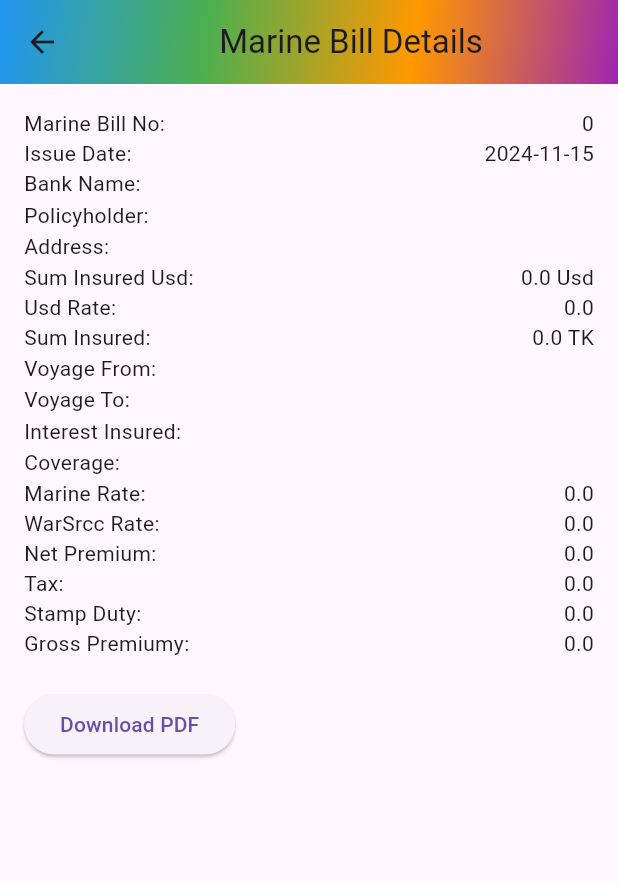
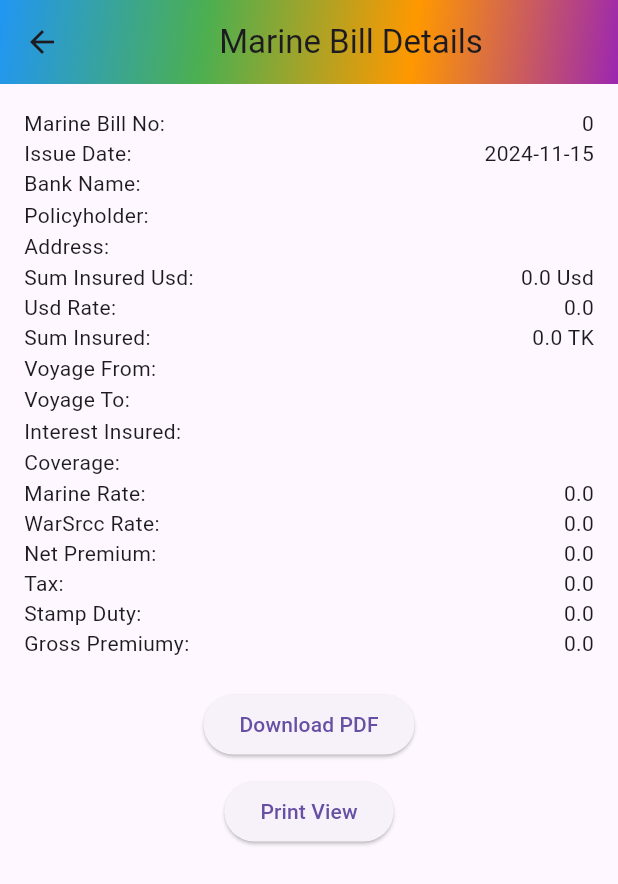
Before and after one commit to mdkutub1787/General-Insurance-Management-System-Spring-Boot-With-Flutter, a Flutter app: the AllMarineBillDetails screen opened directly with empty values, after a tap on "Download PDF", on a phone screen of 412 x 824 dp. Shown: the top 884 px of the screen. Run offline on Flutter 3.47's test engine with Material 3 defaults, Android fonts, the phone set to English and light mode, and no system bars; our stand-ins replace flutter_secure_storage, google_fonts, pdf, pie_chart, printing, shared_preferences; missing offline and left inert: jwt_decode; accounts and stored records are empty; network calls fail.

Commit message:
Update marine_bill_details.dart

```diff
--- a/general_insurance_management/lib/marinepolicy/marine_bill_details.dart
+++ b/general_insurance_management/lib/marinepolicy/marine_bill_details.dart
@@ -12,7 +12,7 @@ class AllMarineBillDetails extends StatelessWidget {
   static const double _fontSize = 14;
 
   // Function to create PDF with table format
-  Future<void> _generatePdf(BuildContext context) async {
+  Future<pw.Document> _generatePdf(BuildContext context) async {
     final pdf = pw.Document();
 
     pdf.addPage(
@@ -38,10 +38,7 @@ class AllMarineBillDetails extends StatelessWidget {
       ),
     );
 
-    await Printing.sharePdf(
-      bytes: await pdf.save(),
-      filename: 'marine_bill_information.pdf',
-    );
+    return pdf;
   }
 
   // Helper methods for building PDF sections
@@ -49,14 +46,12 @@ class AllMarineBillDetails extends StatelessWidget {
     return pw.Center(
       child: pw.Column(
         children: [
-          pw.Text("ইসলামী ইন্স্যুরেন্স কোম্পানী বাংলাদেশ লিমিটেড",
-              style:
-                  pw.TextStyle(fontSize: 18, fontWeight: pw.FontWeight.bold)),
+
           pw.Text("Islami Insurance Com. Bangladesh Ltd",
               style:
-                  pw.TextStyle(fontSize: 18, fontWeight: pw.FontWeight.bold)),
+                  pw.TextStyle(fontSize: 20, fontWeight: pw.FontWeight.bold)),
           pw.Text(
-              "DR Tower (14th floor), 65/2/2, Box Culvert Road, Purana Paltan, Dhaka-1000."),
+              "DR Tower (14th floor), 65/2/2,Purana Paltan, Dhaka-1000."),
           pw.Text("Tel: 02478853405, Mob: 01763001787"),
           pw.Text("Fax: +88 02 55112742"),
           pw.Text("Email: infociclbd.com"),
@@ -71,9 +66,9 @@ class AllMarineBillDetails extends StatelessWidget {
       data: [
         [
           'Marine Bill No',
-          '${marineBill.marineDetails?.id ?? "N/A"}',
+          '${marineBill.marineDetails.id ?? "N/A"}',
           'Issue Date',
-          '${marineBill.marineDetails?.date?.toLocal().toString().split(' ')[0] ?? "N/A"}'
+          '${marineBill.marineDetails.date?.toLocal().toString().split(' ')[0] ?? "N/A"}'
           // Format date to show only the date
         ],
       ],
@@ -87,12 +82,12 @@ class AllMarineBillDetails extends StatelessWidget {
         pw.Text("Insured Details", style: _headerTextStyle()),
         pw.Table.fromTextArray(
           data: [
-            ['Bank Name', '${marineBill.marineDetails?.bankName ?? "N/A"}'],
+            ['Bank Name', '${marineBill.marineDetails.bankName ?? "N/A"}'],
             [
               'Policyholder',
-              '${marineBill.marineDetails?.policyholder ?? "N/A"}'
+              '${marineBill.marineDetails.policyholder ?? "N/A"}'
             ],
-            ['Address', '${marineBill.marineDetails?.address ?? "N/A"}'],
+            ['Address', '${marineBill.marineDetails.address ?? "N/A"}'],
           ],
         ),
       ],
@@ -108,12 +103,12 @@ class AllMarineBillDetails extends StatelessWidget {
           data: [
             [
               'Sum Insured Usd',
-              '${marineBill.marineDetails?.sumInsuredUsd ?? "N/A"} Usd'
+              '${marineBill.marineDetails.sumInsuredUsd ?? "N/A"} Usd'
             ],
-            ['Usd Rate', '${marineBill.marineDetails?.usdRate ?? "N/A"} '],
+            ['Usd Rate', '${marineBill.marineDetails.usdRate ?? "N/A"} '],
             [
               'Sum Insured',
-              '${marineBill.marineDetails?.sumInsured ?? "N/A"} TK'
+              '${marineBill.marineDetails.sumInsured ?? "N/A"} TK'
             ],
           ],
         ),
@@ -128,10 +123,10 @@ class AllMarineBillDetails extends StatelessWidget {
         pw.Text("Situation", style: _headerTextStyle()),
         pw.Table.fromTextArray(
           data: [
-            ['Voyage From', '${marineBill.marineDetails?.voyageFrom ?? "N/A"}'],
-            ['Voyage To', '${marineBill.marineDetails?.voyageTo ?? "N/A"}'],
-            ['Interest Insured', '${marineBill.marineDetails?.via ?? "N/A"}'],
-            ['Coverage', '${marineBill.marineDetails?.coverage ?? "N/A"}'],
+            ['Voyage From', '${marineBill.marineDetails.voyageFrom ?? "N/A"}'],
+            ['Voyage To', '${marineBill.marineDetails.voyageTo ?? "N/A"}'],
+            ['Interest Insured', '${marineBill.marineDetails.via ?? "N/A"}'],
+            ['Coverage', '${marineBill.marineDetails.coverage ?? "N/A"}'],
           ],
         ),
       ],
@@ -210,32 +205,32 @@ class AllMarineBillDetails extends StatelessWidget {
       body: SingleChildScrollView(
         padding: const EdgeInsets.all(16.0),
         child: Column(
-          crossAxisAlignment: CrossAxisAlignment.start,
+          crossAxisAlignment: CrossAxisAlignment.center,
           children: [
             _buildRow(
-                'Marine Bill No:', '${marineBill.marineDetails?.id ?? "N/A"}'),
+                'Marine Bill No:', '${marineBill.marineDetails.id ?? "N/A"}'),
             _buildRow('Issue Date:',
-                '${marineBill.marineDetails?.date?.toLocal().toString().split(' ')[0] ?? "N/A"}'), // Format date to show only the date
+                '${marineBill.marineDetails.date?.toLocal().toString().split(' ')[0] ?? "N/A"}'), // Format date to show only the date
             _buildRow(
-                'Bank Name:', '${marineBill.marineDetails?.bankName ?? "N/A"}'),
+                'Bank Name:', '${marineBill.marineDetails.bankName ?? "N/A"}'),
             _buildRow('Policyholder:',
-                '${marineBill.marineDetails?.policyholder ?? "N/A"}'),
+                '${marineBill.marineDetails.policyholder ?? "N/A"}'),
             _buildRow(
-                'Address:', '${marineBill.marineDetails?.address ?? "N/A"}'),
+                'Address:', '${marineBill.marineDetails.address ?? "N/A"}'),
             _buildRow('Sum Insured Usd:',
-                '${marineBill.marineDetails?.sumInsuredUsd ?? "N/A"} Usd'),
+                '${marineBill.marineDetails.sumInsuredUsd ?? "N/A"} Usd'),
             _buildRow(
-                'Usd Rate:', '${marineBill.marineDetails?.usdRate ?? "N/A"}'),
+                'Usd Rate:', '${marineBill.marineDetails.usdRate ?? "N/A"}'),
             _buildRow('Sum Insured:',
-                '${marineBill.marineDetails?.sumInsured ?? "N/A"} TK'),
+                '${marineBill.marineDetails.sumInsured ?? "N/A"} TK'),
             _buildRow('Voyage From:',
-                '${marineBill.marineDetails?.voyageFrom ?? "N/A"}'),
+                '${marineBill.marineDetails.voyageFrom ?? "N/A"}'),
             _buildRow(
-                'Voyage To:', '${marineBill.marineDetails?.voyageTo ?? "N/A"}'),
+                'Voyage To:', '${marineBill.marineDetails.voyageTo ?? "N/A"}'),
             _buildRow('Interest Insured:',
-                '${marineBill.marineDetails?.via ?? "N/A"}'),
+                '${marineBill.marineDetails.via ?? "N/A"}'),
             _buildRow(
-                'Coverage:', '${marineBill.marineDetails?.coverage ?? "N/A"}'),
+                'Coverage:', '${marineBill.marineDetails.coverage ?? "N/A"}'),
             _buildRow(
                 'Marine Rate:', '${marineBill.marineRate ?? "N/A"}'),
             _buildRow(
@@ -250,8 +245,26 @@ class AllMarineBillDetails extends StatelessWidget {
                 'Gross Premiumy:', '${marineBill.grossPremium ?? "N/A"}'),
             const SizedBox(height: 20),
             ElevatedButton(
-              onPressed: () => _generatePdf(context),
+              onPressed: () async {
+                final pdf = await _generatePdf(context);  // Generate PDF
+                final pdfBytes = await pdf.save(); // Get the bytes of the generated PDF
+
+                await Printing.sharePdf(
+                  bytes: pdfBytes,
+                  filename: 'marine_bill_information.pdf',
+                );
+              },
               child: const Text('Download PDF'),
+            ),
+            const SizedBox(height: 10),
+            ElevatedButton(
+              onPressed: () async {
+                await Printing.layoutPdf(onLayout: (PdfPageFormat format) async {
+                  final pdf = await _generatePdf(context);  // Generate PDF
+                  return pdf.save();  // Return the saved bytes for printing
+                });
+              },
+              child: const Text('Print View'),
             ),
           ],
         ),
@@ -273,14 +286,14 @@ class AllMarineBillDetails extends StatelessWidget {
   double getTotalMarine() {
     double marineRateValue = (marineBill.marineRate ?? 0).toDouble();
     double sumInsuredValue =
-        (marineBill.marineDetails?.sumInsured ?? 0).toDouble();
+        (marineBill.marineDetails.sumInsured ?? 0).toDouble();
     return (sumInsuredValue * (marineRateValue / 100)).roundToDouble();
   }
 
   double getTotalwarSrcc() {
     double warSrccRateValue = (marineBill.warSrccRate ?? 0).toDouble();
     double sumInsuredValue =
-        (marineBill.marineDetails?.sumInsured ?? 0).toDouble();
+        (marineBill.marineDetails.sumInsured ?? 0).toDouble();
     return (sumInsuredValue * (warSrccRateValue / 100)).roundToDouble();
   }
 
```
